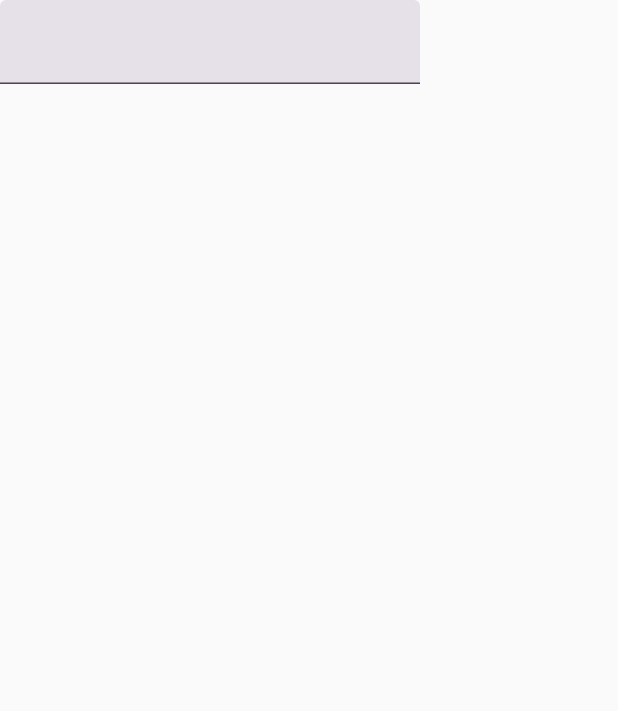
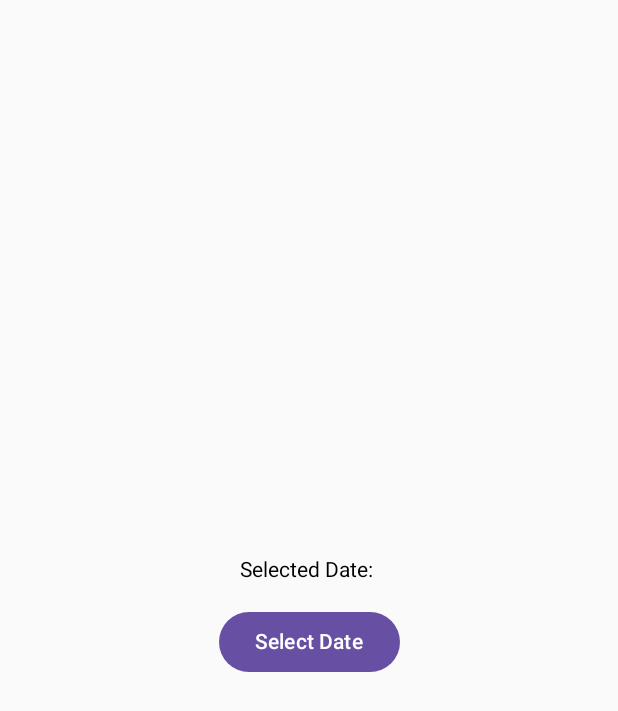
Before and after one commit to tamzidisrakadol/IntroToCompose, an Android app built with Jetpack Compose: the screen it shows after launch (MainActivity), on a phone screen of 412 x 824 dp. Shown: the top 711 px of the screen. Run offline under Robolectric (Android 15) with nearby library versions, the light colour scheme and no system bars.

Commit message:
Showing Date picker Dialouge

```diff
--- a/app/src/main/java/com/example/introtocompose/MainActivity.kt
+++ b/app/src/main/java/com/example/introtocompose/MainActivity.kt
@@ -1,8 +1,11 @@
 package com.example.introtocompose
 
+import android.app.DatePickerDialog
+import android.content.Context
 import android.os.Bundle
 import android.util.Log
 import android.view.ViewTreeObserver
+import android.widget.DatePicker
 import androidx.activity.ComponentActivity
 import androidx.activity.compose.setContent
 import androidx.compose.foundation.Image
@@ -12,6 +15,7 @@ import androidx.compose.foundation.clickable
 import androidx.compose.foundation.layout.Arrangement
 import androidx.compose.foundation.layout.Column
 import androidx.compose.foundation.layout.Row
+import androidx.compose.foundation.layout.Spacer
 import androidx.compose.foundation.layout.fillMaxSize
 import androidx.compose.foundation.layout.padding
 import androidx.compose.foundation.layout.size
@@ -49,14 +53,47 @@ import androidx.core.view.WindowInsetsCompat
 import com.example.introtocompose.ui.theme.IntroToComposeTheme
 import kotlinx.coroutines.delay
 import kotlinx.coroutines.launch
+import java.util.Calendar
 
 class MainActivity : ComponentActivity() {
     @OptIn(ExperimentalMaterial3Api::class)
     override fun onCreate(savedInstanceState: Bundle?) {
         super.onCreate(savedInstanceState)
         setContent {
-         KeyboardComposable()
-         TextField(value = "", onValueChange = {})
+            showDatePicker(context = this)
+        }
+    }
+}
+
+//open datepicker dialouge
+@Composable
+private fun showDatePicker(context: Context) {
+    val calendar = Calendar.getInstance()
+    val year = calendar.get(Calendar.YEAR)
+    val month = calendar.get(Calendar.MONTH)
+    val dayOfMonth = calendar.get(Calendar.DAY_OF_MONTH)
+
+    val date = remember {
+        mutableStateOf("")
+    }
+
+    val datePickerDialog = DatePickerDialog(context,
+        { _: DatePicker, year: Int, month: Int, dayOfMonth: Int ->
+            date.value = "$dayOfMonth / $month / $year"
+        }, year, month, dayOfMonth
+    )
+
+    Column(
+        modifier = Modifier.fillMaxSize(),
+        verticalArrangement = Arrangement.Center,
+        horizontalAlignment = Alignment.CenterHorizontally
+    ) {
+        Text(text = "Selected Date: ${date.value}")
+        Spacer(modifier = Modifier.size(16.dp))
+        Button(onClick = {
+            datePickerDialog.show()
+        }) {
+            Text(text = "Select Date")
         }
     }
 }
```
